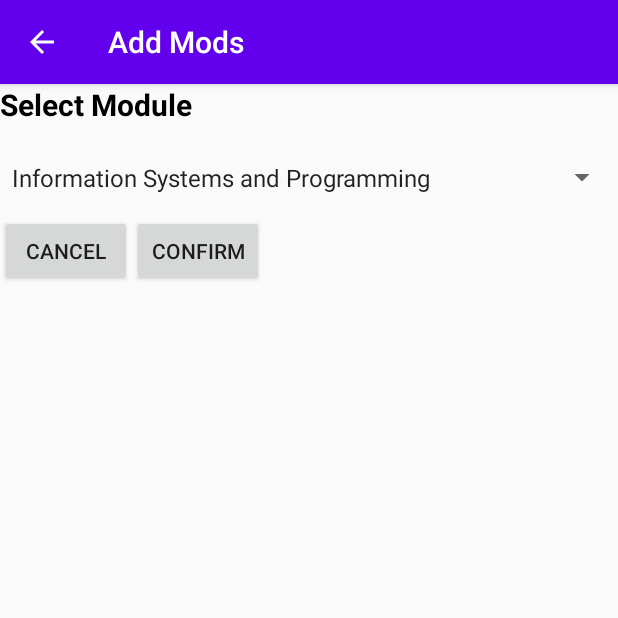
After one commit to carrotbeetrice/Todo, an Android app: the AddModsActivity screen opened directly, with no data from a screen before it, on a phone screen of 412 x 824 dp, the top half of it. The commit adds this screen. Run offline under Robolectric (Android 15) with nearby library versions, the phone set to English and light mode, and no system bars.

Commit message:
AddModel Spinner

```diff
--- /dev/null
+++ b/app/src/main/java/com/example/todo/AddMods/AddModsActivity.java
@@ -0,0 +1,65 @@
+package com.example.todo.AddMods;
+
+import android.os.Bundle;
+import android.view.View;
+import android.widget.Adapter;
+import android.widget.AdapterView;
+import android.widget.ArrayAdapter;
+import android.widget.Spinner;
+
+import androidx.appcompat.app.AppCompatActivity;
+import androidx.lifecycle.Observer;
+import androidx.lifecycle.ViewModelProviders;
+
+import com.example.todo.R;
+import com.example.todo.ui.addtask.AddTaskFragment;
+import com.example.todo.ui.addtask.AddTaskViewModel;
+import com.example.todo.ui.main.MainActivity;
+
+import java.util.ArrayList;
+import java.util.List;
+
+public class AddModsActivity extends AppCompatActivity implements AdapterView.OnItemSelectedListener {
+    private AddModsViewModel addModsViewModel;
+    private Spinner moduleSpinner;
+    private List<String> moduleList = new ArrayList<>();
+
+    @Override
+    protected void onCreate(Bundle savedInstanceState) {
+        super.onCreate(savedInstanceState);
+        setContentView(R.layout.activity_addmod);
+        addModsViewModel = ViewModelProviders.of(this).get(AddModsViewModel.class);
+        addModsViewModel.setAddModsModel(AddModsActivity.this);
+        addModsViewModel.getMods().observe(this, new Observer<List<String>>() {
+
+
+            @Override
+            public void onChanged(List<String> strings) {
+                moduleList = strings;
+                moduleSpinner = findViewById(R.id.spinner);
+
+                // Create adapter for module spinner
+                ArrayAdapter<String> adapter = new ArrayAdapter<String>(AddModsActivity.this, android.R.layout.simple_spinner_item, strings);
+                adapter.setDropDownViewResource(android.R.layout.simple_spinner_dropdown_item);
+                moduleSpinner.setAdapter(adapter);
+
+                // Spinner click listener
+                moduleSpinner.setOnItemSelectedListener(AddModsActivity.this);
+            }
+        });
+    }
+
+    @Override
+    public void onItemSelected(AdapterView<?> parent, View view, int position, long id) {
+
+    }
+
+    @Override
+    public void onNothingSelected(AdapterView<?> parent) {
+
+    }
+
+
+
+    ;
+}
--- /dev/null
+++ b/app/src/main/java/com/example/todo/AddMods/AddModsModel.java
@@ -0,0 +1,73 @@
+package com.example.todo.AddMods;
+
+import android.content.Context;
+import android.database.Cursor;
+import android.database.sqlite.SQLiteDatabase;
+import android.util.Log;
+
+import com.example.todo.dbhelper.DatabaseHelper;
+
+import java.io.IOException;
+import java.util.ArrayList;
+import java.util.List;
+
+public class AddModsModel {
+    protected static final String TAG = "AddTaskModel";
+    private DatabaseHelper dbHelper;
+    private final Context context;
+    private List<String> mods;
+
+    public AddModsModel(Context context) {
+        mods = new ArrayList<>();
+        this.context = context;
+        dbHelper = new DatabaseHelper(context);
+    }
+
+
+    public void getDropDownData() {
+        try {
+            dbHelper.createDataBase();
+            SQLiteDatabase db = dbHelper.getReadableDatabase();
+
+            // Hopefully this works
+            queryMods(db);
+            // queryReminders(db);
+
+            db.close();
+        } catch (IOException ex) {
+            Log.e(TAG, "getDropDownData >>" + ex.toString());
+        }
+    }
+
+    private void queryMods(SQLiteDatabase db) {
+        String query = "select c.CourseId, c.CourseCode, c.CourseName from Courses c";
+
+        Cursor cursor = db.rawQuery(query, null);
+
+        while (cursor.moveToNext()) {
+            String module = cursor.getString(2);
+            mods.add(module);
+        }
+
+        cursor.close();
+
+    }
+
+
+
+
+
+    public List<String> getMods() {
+        return mods;
+    }
+
+
+
+
+
+
+
+
+
+
+}
--- /dev/null
+++ b/app/src/main/java/com/example/todo/AddMods/AddModsViewModel.java
@@ -0,0 +1,42 @@
+package com.example.todo.AddMods;
+
+
+import android.content.Context;
+
+import androidx.lifecycle.LiveData;
+import androidx.lifecycle.MutableLiveData;
+import androidx.lifecycle.ViewModel;
+
+import com.example.todo.models.AddTaskModel;
+
+import java.util.List;
+
+
+public class AddModsViewModel extends ViewModel {
+    private MutableLiveData<List<String>> mMods;
+    private AddModsModel addModsModel;
+
+
+
+    public void setAddModsModel(Context context) {
+        addModsModel = new AddModsModel(context);
+        addModsModel.getDropDownData();
+    }
+
+    public LiveData<List<String>> getMods() {
+        mMods = new MutableLiveData<>();
+        mMods.setValue(addModsModel.getMods());
+        return mMods;
+    }
+
+
+
+
+
+
+
+
+
+
+
+}
--- /dev/null
+++ b/app/src/main/res/layout/activity_addmod.xml
@@ -0,0 +1,44 @@
+<?xml version="1.0" encoding="utf-8"?>
+<LinearLayout
+    xmlns:android="http://schemas.android.com/apk/res/android"
+    android:id="@+id/module_name"
+    android:orientation="vertical"
+    android:layout_width="match_parent"
+    android:layout_height="wrap_content">
+    <TextView
+        android:layout_width="wrap_content"
+        android:layout_height="wrap_content"
+        android:text="Select Module"
+        android:textSize="20dp"
+        android:textColor="@color/black"
+        android:textStyle="bold"
+        android:paddingBottom="10dp">
+
+    </TextView>
+
+    <Spinner
+        android:id="@+id/spinner"
+        android:layout_width="match_parent"
+        android:layout_height="50dp"
+        android:hint="Start typing to select module" />
+
+<RelativeLayout
+            android:layout_width="match_parent"
+            android:layout_height="match_parent">
+
+    <Button
+        android:id="@+id/Cancel"
+        android:layout_width="wrap_content"
+        android:layout_height="wrap_content"
+        android:text="Cancel">
+
+    </Button>
+
+    <Button
+        android:layout_width="wrap_content"
+        android:layout_height="wrap_content"
+        android:layout_toRightOf="@id/Cancel"
+        android:text="Confirm"></Button>
+</RelativeLayout>
+
+    </LinearLayout>
--- a/build.gradle
+++ b/build.gradle
@@ -5,7 +5,7 @@ buildscript {
         jcenter()
     }
     dependencies {
-        classpath "com.android.tools.build:gradle:4.0.1"
+        classpath 'com.android.tools.build:gradle:4.1.1'
 
         // NOTE: Do not place your application dependencies here; they belong
         // in the individual module build.gradle files
```
Also changed, not shown: app/src/main/AndroidManifest.xml (+19 -0 lines), app/src/main/java/com/example/todo/ui/viewmods/ViewModsFragment.java (+60 -26 lines), app/src/main/java/com/example/todo/ui/viewmods/ViewModsViewModel.java (+8 -7 lines), app/src/main/res/layout/fragment_viewmods.xml (+14 -3 lines), gradle/wrapper/gradle-wrapper.properties.
